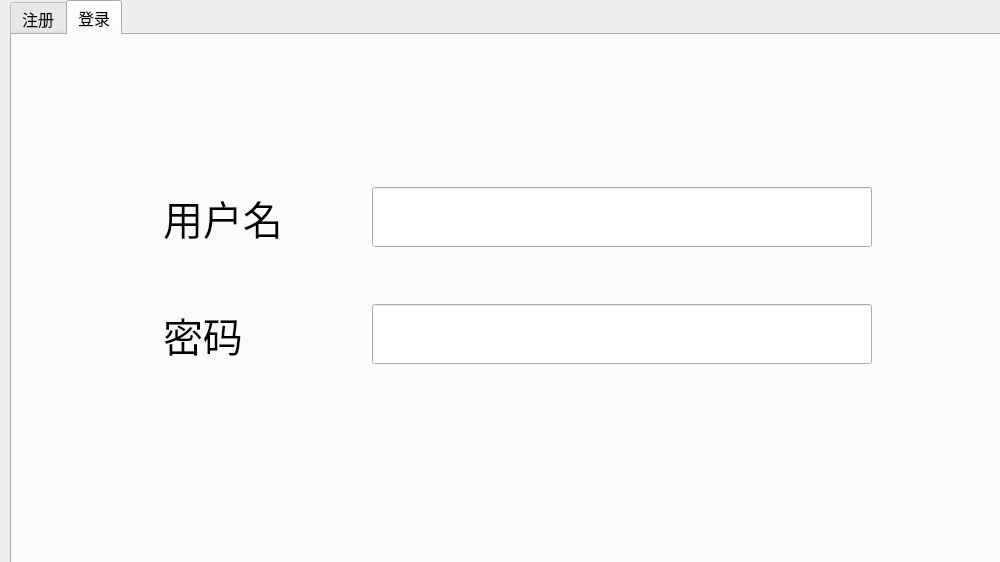
Before: the Qt Designer form dialog.ui in liushuai0417/ThreeKingdom_Kill, drawn with Qt 5.
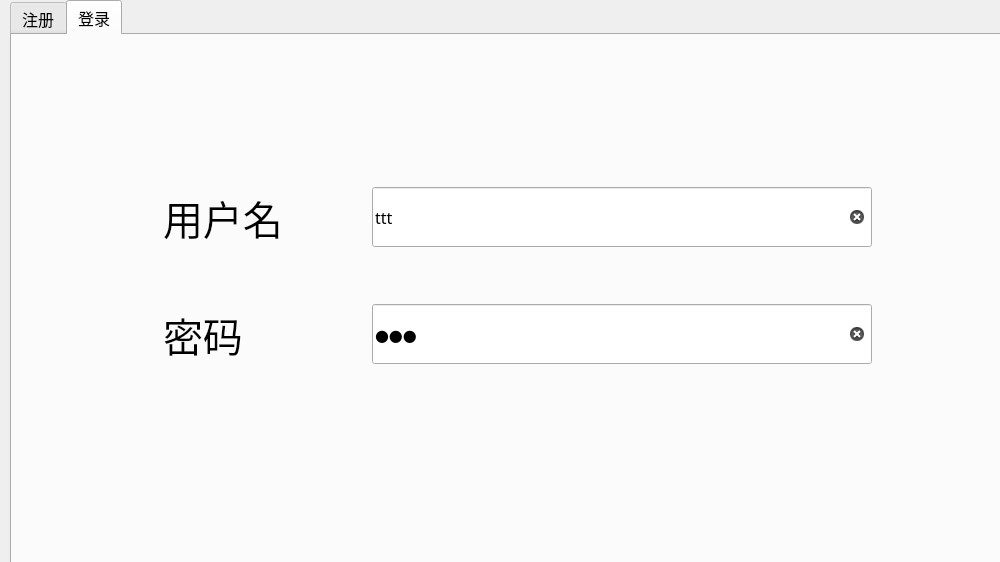
After: the same form once the commit is applied. The open tabs and pages were chosen to show the change.

```diff
--- a/dialog.ui
+++ b/dialog.ui
@@ -260,7 +260,7 @@
          </size>
         </property>
         <property name="text">
-         <string/>
+         <string>ttt</string>
         </property>
         <property name="echoMode">
          <enum>QLineEdit::Normal</enum>
@@ -298,7 +298,7 @@
          </size>
         </property>
         <property name="text">
-         <string/>
+         <string>111</string>
         </property>
         <property name="echoMode">
          <enum>QLineEdit::Password</enum>
```
Left out of the diff: 2 changed lines with no effect on the pictures.
